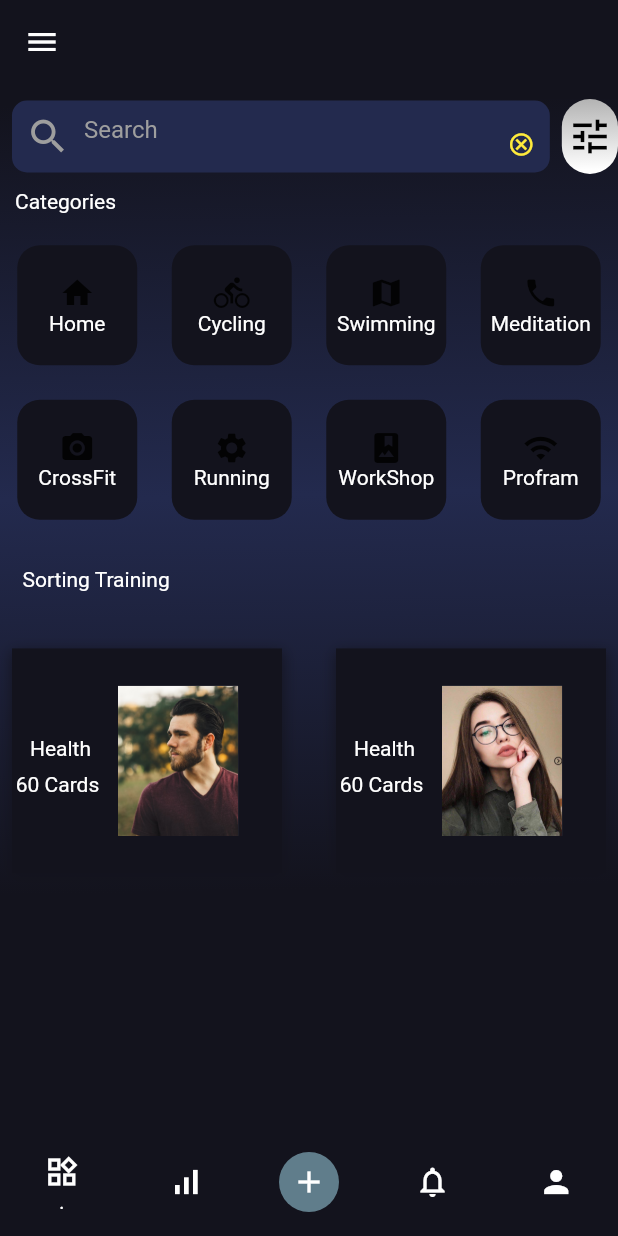
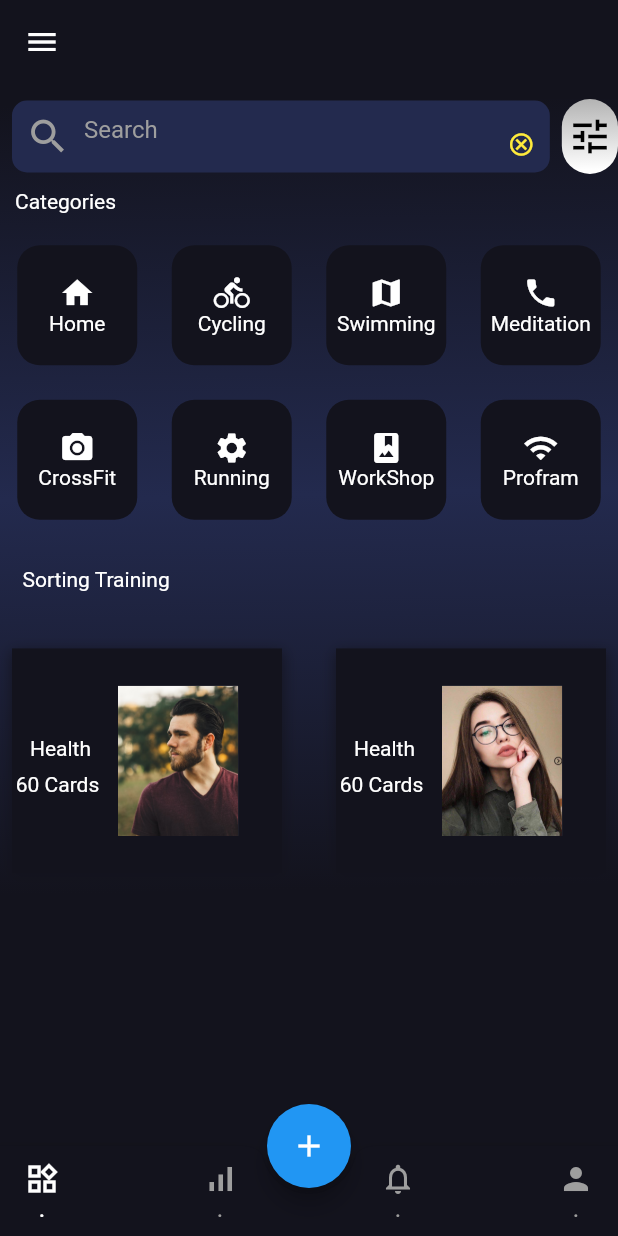
Before and after one commit to edpraise/prayer-partner, a Flutter app: the BottomNavBar screen opened directly, on a phone screen of 412 x 824 dp. Run offline on Flutter 3.47's test engine with Material 2 defaults, Android fonts, the phone set to English and light mode, and no system bars; our stand-ins replace circular_profile_avatar, flutter_swiper; missing offline and left inert: flutter_share.

Commit message:
12 nov commit

```diff
--- a/lib/features/presentation/pages/homePage.dart
+++ b/lib/features/presentation/pages/homePage.dart
@@ -16,7 +16,7 @@ class _HomePageState extends State<HomePage> {
       title: 'Home',
       icon: Icons.home,
     ),
-    Categories(title: 'Cycling', icon: Icons.directions_bike),
+    Categories(title: 'Cycling', icon: Icons.directions_bike,),
     Categories(title: 'Swimming', icon: Icons.map),
     Categories(title: 'Meditation', icon: Icons.phone),
     Categories(title: 'CrossFit', icon: Icons.camera_alt),
@@ -119,7 +119,7 @@ class _HomePageState extends State<HomePage> {
                     children: List.generate(categories.length, (index) {
                       return Center(
                           child: CategoryListing(
-                        icon: Icon(categories[index].icon),
+                        icon: Icon(categories[index].icon,color: Colors.white,),
                         title: categories[index].title,
                         color: Color(0xFF13131D),
                       ));
--- a/lib/features/presentation/pages/sidemenueBar.dart
+++ b/lib/features/presentation/pages/sidemenueBar.dart
@@ -1,5 +1,6 @@
 import 'package:circular_profile_avatar/circular_profile_avatar.dart';
 import 'package:flutter/material.dart';
+import 'package:flutter_share/flutter_share.dart';
 
 class MainDrawer extends StatefulWidget {
   @override
@@ -7,6 +8,14 @@ class MainDrawer extends StatefulWidget {
 }
 
 class _MainDrawerState extends State<MainDrawer> {
+    String link = 'https://tv24africa.com/';
+  Future<void> share(dynamic link, String title) async {
+    await FlutterShare.share(
+        title: 'Prayer Partner',
+        text: title,
+        linkUrl: link,
+        chooserTitle: 'Share prayer partner with friends?');
+  }
   @override
   Widget build(BuildContext context) {
     return Drawer(
@@ -58,10 +67,16 @@ class _MainDrawerState extends State<MainDrawer> {
       ),
         Padding(
         padding: const EdgeInsets.only( left: 10),
-        child: ListTile(
-          title: Text('Recommend app', style: TextStyle(color: Colors.white, fontWeight: FontWeight.bold),
-          ),
-          ),
+        child: GestureDetector(
+          onTap: (){
+            share(link, 'text');
+          },
+                  child: ListTile(
+
+            title: Text('Recommend app', style: TextStyle(color: Colors.white, fontWeight: FontWeight.bold),
+            ),
+            ),
+        ),
       ),
         Padding(
         padding: const EdgeInsets.only( left: 10),
--- a/lib/features/screen/bottomNavigation.dart
+++ b/lib/features/screen/bottomNavigation.dart
@@ -11,79 +11,125 @@ class BottomNavBar extends StatefulWidget {
 }
 
 class _BottomNavBarState extends State<BottomNavBar> {
-  int currentTabbedIndex = 0;
-  HomePage homePage;
-  AccountPage accountPage;
-  NotifyPage notifyPage;
-  AddScript addScript;
-  Connect connect;
-  List<Widget> pages;
-  Widget currentPage;
+  int currentTab = 0;
+  final List<Widget> pages = [
+    HomePage(),
+    AccountPage(),
+    NotifyPage(),
+    AddScript(),
+    Connect(),
+  ];
 
-  @override
-  void initState() {
-    super.initState();
-    homePage = HomePage();
-    accountPage = AccountPage();
-    notifyPage = NotifyPage();
-    addScript = AddScript();
-    connect = Connect();
-    pages = [homePage, connect,addScript, notifyPage, accountPage ];
+  Widget currentScreen = HomePage();
 
-    currentPage = homePage;
-  }
-
+  final PageStorageBucket bucket = PageStorageBucket();
   @override
   Widget build(BuildContext context) {
     return Scaffold(
-      bottomNavigationBar: BottomNavigationBar(
-        elevation: 0.0,
-        selectedItemColor: Colors.white,
-        unselectedItemColor: Colors.white,
-        showUnselectedLabels: false,
-        backgroundColor:  Color(0xFF13131D),
-          onTap: (int index) {
+      backgroundColor: Color(0xFF13131D),
+      body: PageStorage(
+        child: currentScreen,
+        bucket: bucket,
+      ),
+      floatingActionButton: FloatingActionButton(
+        child: Icon(Icons.add),
+        onPressed: () {
+          AddScript();
+        },
+      ),
+      floatingActionButtonLocation: FloatingActionButtonLocation.centerDocked,
+      bottomNavigationBar: BottomAppBar(
+        color: Color(0xFF13131D),
+        shape: CircularNotchedRectangle(),
+        child: Container(
+          height: 60,
+          child: Row(
+            mainAxisAlignment: MainAxisAlignment.spaceBetween,
+            children: [
+              MaterialButton(
+                minWidth: 40,
+                onPressed: () {
                   setState(() {
-              currentTabbedIndex = index;
-              currentPage = pages[index];
+                    currentScreen = HomePage();
+                    currentTab = 0;
                   });
                 },
-          currentIndex: currentTabbedIndex,
-          type: BottomNavigationBarType.fixed,
-          items: <BottomNavigationBarItem>[
-            BottomNavigationBarItem(
-              icon: Icon(Icons.now_widgets_outlined),
-              // ignore: deprecated_member_use
-              title: Text(".")
+                child: Column(
+                  mainAxisAlignment: MainAxisAlignment.center,
+                  children: [
+                    Icon(Icons.now_widgets_outlined,
+                        color: currentTab == 0 ? Colors.white : Colors.grey),
+                    Text('.',
+                        style: TextStyle(
+                            color:
+                                currentTab == 0 ? Colors.white : Colors.grey)),
+                  ],
                 ),
-            BottomNavigationBarItem(
-              icon: Icon(Icons.signal_cellular_alt_sharp),
-              // ignore: deprecated_member_use
-              title: Text(".")
               ),
-            BottomNavigationBarItem(
-              icon: Container(
-                height: 40,
-                width: 40,
-                decoration: BoxDecoration(
-                  borderRadius: BorderRadius.circular(40),
-                  color: Colors.blueGrey,
+              MaterialButton(
+                minWidth: 40,
+                onPressed: () {
+                  setState(() {
+                    currentScreen = Connect();
+                    currentTab = 1;
+                  });
+                },
+                child: Column(
+                  mainAxisAlignment: MainAxisAlignment.center,
+                  children: [
+                    Icon(Icons.signal_cellular_alt_sharp,
+                        color: currentTab == 1 ? Colors.white : Colors.grey),
+                    Text('.',
+                        style: TextStyle(
+                            color:
+                                currentTab == 1 ? Colors.white : Colors.grey)),
+                  ],
                 ),
-              child: Icon(Icons.add)),
-              // ignore: deprecated_member_use
-              title: Text(".")
               ),
-            BottomNavigationBarItem(
-              icon: Icon(Icons.notifications_none),
-              // ignore: deprecated_member_use
-              title: Text(".")),
-            BottomNavigationBarItem(
-              icon: Icon(Icons.person),
-              // ignore: deprecated_member_use
-              title: Text(".", )
-            )
-          ]),
-      body: currentPage,
+              MaterialButton(
+                minWidth: 40,
+                onPressed: () {
+                  setState(() {
+                    currentScreen = NotifyPage();
+                    currentTab = 2;
+                  });
+                },
+                child: Column(
+                  mainAxisAlignment: MainAxisAlignment.center,
+                  children: [
+                    Icon(Icons.notifications_none,
+                        color: currentTab == 2 ? Colors.white : Colors.grey),
+                    Text('.',
+                        style: TextStyle(
+                            color:
+                                currentTab == 2 ? Colors.white : Colors.grey)),
+                  ],
+                ),
+              ),
+              MaterialButton(
+                minWidth: 40,
+                onPressed: () {
+                  setState(() {
+                    currentScreen = AccountPage();
+                    currentTab = 3;
+                  });
+                },
+                child: Column(
+                  mainAxisAlignment: MainAxisAlignment.center,
+                  children: [
+                    Icon(Icons.person,
+                        color: currentTab == 3 ? Colors.white : Colors.grey),
+                    Text('.',
+                        style: TextStyle(
+                            color:
+                                currentTab == 3 ? Colors.white : Colors.grey)),
+                  ],
+                ),
+              ),
+            ],
+          ),
+        ),
+      ),
     );
   }
 }
--- a/pubspec.yaml
+++ b/pubspec.yaml
@@ -27,6 +27,9 @@ dependencies:
   circular_profile_avatar: ^1.0.8
   flutter_share: ^1.0.2+1
   flutter_swiper: ^1.1.6
+  ubuntu_font_flutter: ^0.0.1
+  curved_navigation_bar: ^0.3.4
+
 
 
   # The following adds the Cupertino Icons font to your application.
```
Also changed, not shown: pubspec.lock. Lines whose indentation alone changed are shown as unchanged.
